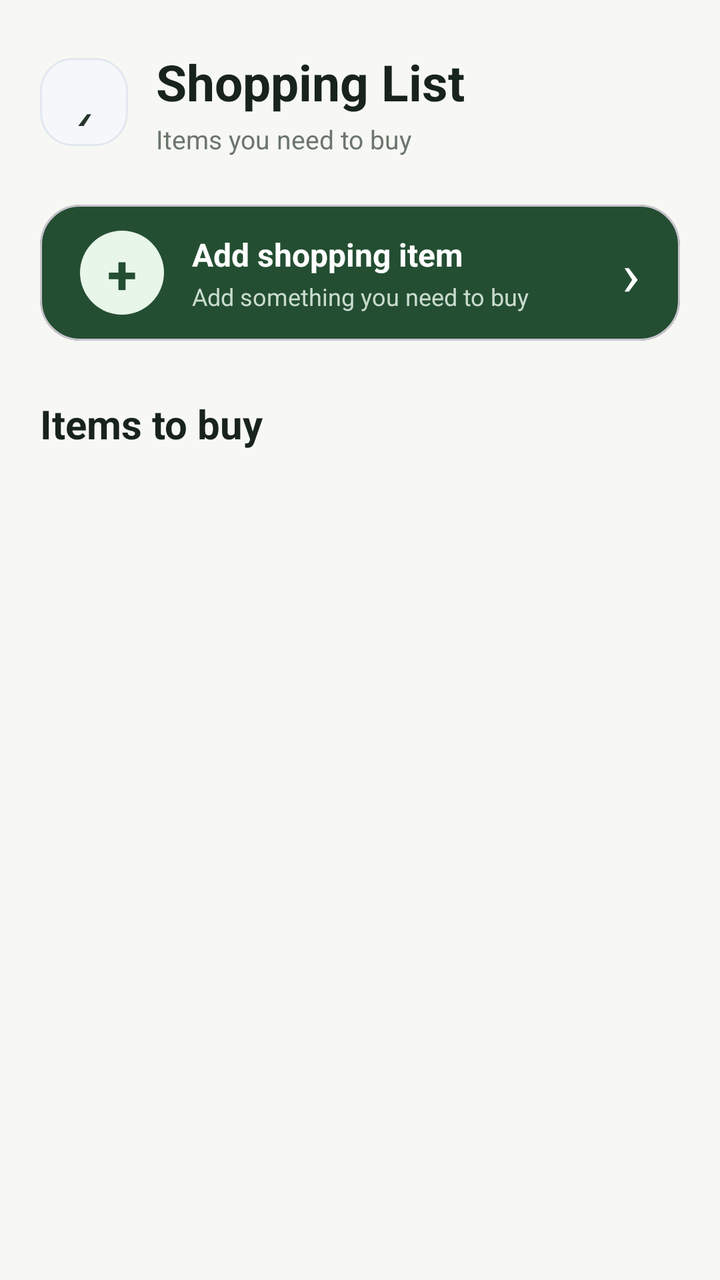
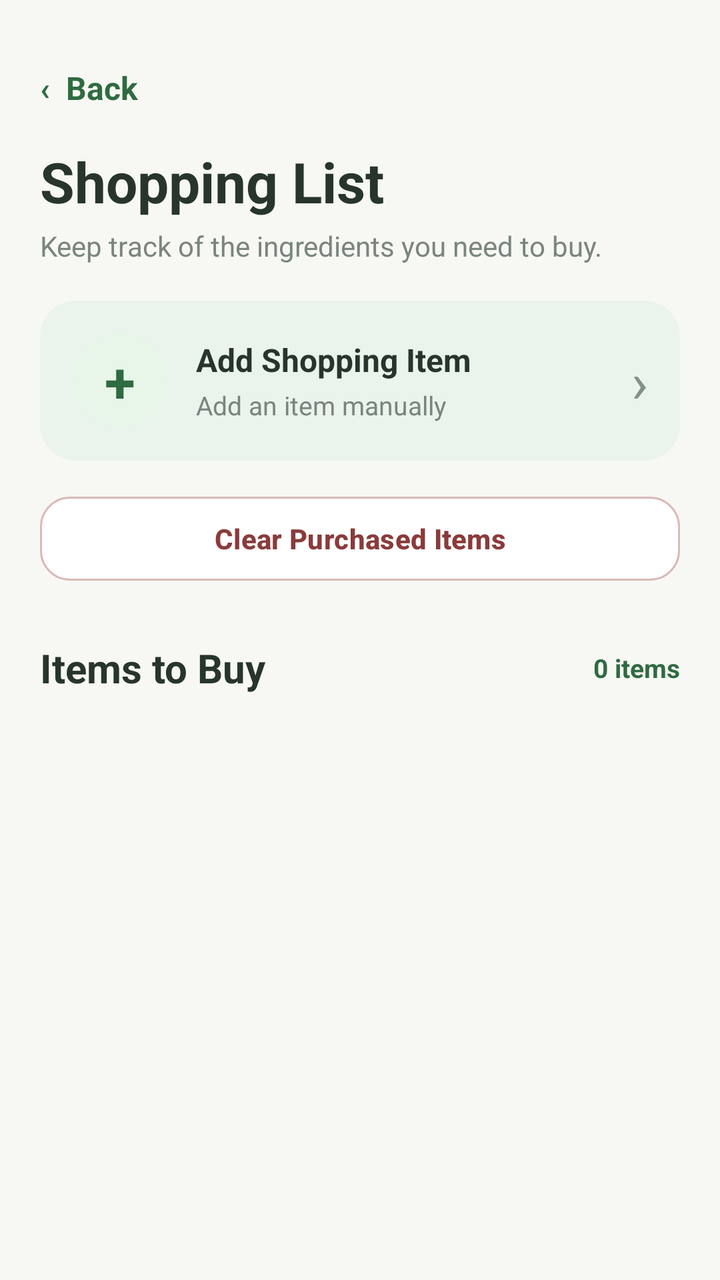

An Android layout rendered at two revisions. The XML below is the earlier revision; the diff shows what the commit changed to produce the second picture.
<!-- AndroidManifest.xml: application theme Theme.SmartPantryManager -->
<!-- res/layout/activity_shopping_list.xml -->
<?xml version="1.0" encoding="utf-8"?>
<androidx.constraintlayout.widget.ConstraintLayout
    xmlns:android="http://schemas.android.com/apk/res/android"
    xmlns:app="http://schemas.android.com/apk/res-auto"
    android:layout_width="match_parent"
    android:layout_height="match_parent"
    android:background="#F7F8F3">

    
    <LinearLayout
        android:id="@+id/shoppingHeader"
        android:layout_width="0dp"
        android:layout_height="wrap_content"
        android:gravity="center_vertical"
        android:orientation="horizontal"
        android:paddingStart="20dp"
        android:paddingTop="24dp"
        android:paddingEnd="20dp"
        android:paddingBottom="16dp"
        app:layout_constraintTop_toTopOf="parent"
        app:layout_constraintStart_toStartOf="parent"
        app:layout_constraintEnd_toEndOf="parent">

        
        <TextView
            android:id="@+id/backButton"
            android:layout_width="44dp"
            android:layout_height="44dp"
            android:background="@drawable/search_background"
            android:contentDescription="Go back"
            android:gravity="center"
            android:text="‹"
            android:textColor="#27352B"
            android:textSize="30sp" />

        
        <LinearLayout
            android:layout_width="0dp"
            android:layout_height="wrap_content"
            android:layout_marginStart="14dp"
            android:layout_weight="1"
            android:orientation="vertical">

            <TextView
                android:layout_width="wrap_content"
                android:layout_height="wrap_content"
                android:text="Shopping List"
                android:textColor="#17231B"
                android:textSize="25sp"
                android:textStyle="bold" />

            <TextView
                android:layout_width="wrap_content"
                android:layout_height="wrap_content"
                android:layout_marginTop="3dp"
                android:text="Items you need to buy"
                android:textColor="#6B756D"
                android:textSize="13sp" />

        </LinearLayout>

    </LinearLayout>


    
    <com.google.android.material.card.MaterialCardView
        android:id="@+id/addShoppingItemCard"
        android:layout_width="0dp"
        android:layout_height="68dp"
        android:layout_marginStart="20dp"
        android:layout_marginTop="8dp"
        android:layout_marginEnd="20dp"
        app:cardBackgroundColor="#244E32"
        app:cardCornerRadius="20dp"
        app:cardElevation="0dp"
        app:layout_constraintTop_toBottomOf="@id/shoppingHeader"
        app:layout_constraintStart_toStartOf="parent"
        app:layout_constraintEnd_toEndOf="parent">

        <LinearLayout
            android:layout_width="match_parent"
            android:layout_height="match_parent"
            android:gravity="center_vertical"
            android:orientation="horizontal"
            android:paddingStart="20dp"
            android:paddingEnd="20dp">

            <TextView
                android:layout_width="42dp"
                android:layout_height="42dp"
                android:background="@drawable/add_circle"
                android:gravity="center"
                android:text="+"
                android:textColor="#244E32"
                android:textSize="27sp"
                android:textStyle="bold" />

            <LinearLayout
                android:layout_width="0dp"
                android:layout_height="wrap_content"
                android:layout_marginStart="14dp"
                android:layout_weight="1"
                android:orientation="vertical">

                <TextView
                    android:layout_width="wrap_content"
                    android:layout_height="wrap_content"
                    android:text="Add shopping item"
                    android:textColor="#FFFFFF"
                    android:textSize="16sp"
                    android:textStyle="bold" />

                <TextView
                    android:layout_width="wrap_content"
                    android:layout_height="wrap_content"
                    android:layout_marginTop="2dp"
                    android:text="Add something you need to buy"
                    android:textColor="#C9DCCF"
                    android:textSize="12sp" />

            </LinearLayout>

            <TextView
                android:layout_width="wrap_content"
                android:layout_height="wrap_content"
                android:text="›"
                android:textColor="#FFFFFF"
                android:textSize="30sp" />

        </LinearLayout>

    </com.google.android.material.card.MaterialCardView>


    
    <TextView
        android:id="@+id/shoppingListTitle"
        android:layout_width="wrap_content"
        android:layout_height="wrap_content"
        android:layout_marginStart="20dp"
        android:layout_marginTop="28dp"
        android:text="Items to buy"
        android:textColor="#17231B"
        android:textSize="20sp"
        android:textStyle="bold"
        app:layout_constraintTop_toBottomOf="@id/addShoppingItemCard"
        app:layout_constraintStart_toStartOf="parent" />


    
    <androidx.recyclerview.widget.RecyclerView
        android:id="@+id/shoppingItemsRecyclerView"
        android:layout_width="0dp"
        android:layout_height="0dp"
        android:layout_marginStart="20dp"
        android:layout_marginTop="12dp"
        android:layout_marginEnd="20dp"
        android:layout_marginBottom="20dp"
        android:nestedScrollingEnabled="true"
        android:overScrollMode="never"
        app:layout_constraintTop_toBottomOf="@id/shoppingListTitle"
        app:layout_constraintBottom_toBottomOf="parent"
        app:layout_constraintStart_toStartOf="parent"
        app:layout_constraintEnd_toEndOf="parent" />


    
    <com.google.android.material.card.MaterialCardView
        android:id="@+id/emptyShoppingCard"
        android:layout_width="0dp"
        android:layout_height="150dp"
        android:layout_marginStart="20dp"
        android:layout_marginTop="20dp"
        android:layout_marginEnd="20dp"
        android:visibility="gone"
        app:cardBackgroundColor="#FFFFFF"
        app:cardCornerRadius="20dp"
        app:cardElevation="0dp"
        app:strokeColor="#E7EBE7"
        app:strokeWidth="1dp"
        app:layout_constraintTop_toBottomOf="@id/shoppingListTitle"
        app:layout_constraintStart_toStartOf="parent"
        app:layout_constraintEnd_toEndOf="parent">

        <LinearLayout
            android:layout_width="match_parent"
            android:layout_height="match_parent"
            android:gravity="center"
            android:orientation="vertical"
            android:padding="18dp">

            <TextView
                android:layout_width="55dp"
                android:layout_height="55dp"
                android:background="@drawable/empty_circle"
                android:gravity="center"
                android:text="🛒"
                android:textSize="23sp" />

            <TextView
                android:layout_width="wrap_content"
                android:layout_height="wrap_content"
                android:layout_marginTop="10dp"
                android:text="Your shopping list is empty"
                android:textColor="#27352B"
                android:textSize="16sp"
                android:textStyle="bold" />

            <TextView
                android:layout_width="wrap_content"
                android:layout_height="wrap_content"
                android:layout_marginTop="4dp"
                android:text="Add items you need to buy."
                android:textColor="#7A857E"
                android:textSize="13sp" />

        </LinearLayout>

    </com.google.android.material.card.MaterialCardView>

</androidx.constraintlayout.widget.ConstraintLayout>
<!-- resources referenced by this layout -->
<resources>
  <!-- drawable add_circle (drawable) -->
  <?xml version="1.0" encoding="utf-8"?>
  <shape xmlns:android="http://schemas.android.com/apk/res/android"
      android:shape="oval">
  
      <solid android:color="#E8F5E9" />
  
  </shape>
  <!-- drawable empty_circle (drawable) -->
  <?xml version="1.0" encoding="utf-8"?>
  <shape xmlns:android="http://schemas.android.com/apk/res/android"
      android:shape="oval">
  
      <solid android:color="#F1F5F9" />
  
  </shape>
  <!-- drawable search_background (drawable) -->
  <?xml version="1.0" encoding="utf-8"?>
  <shape xmlns:android="http://schemas.android.com/apk/res/android"
      android:shape="rectangle">
  
      <solid android:color="#F5F7FA" />
  
      <corners android:radius="16dp" />
  
      <stroke
          android:width="1dp"
          android:color="#E2E8F0" />
  
      <padding
          android:left="16dp"
          android:top="10dp"
          android:right="16dp"
          android:bottom="10dp" />
  
  </shape>
  <style name="Theme.SmartPantryManager" parent="Base.Theme.SmartPantryManager" />
  <style name="Base.Theme.SmartPantryManager" parent="Theme.Material3.DayNight.NoActionBar">
          
          
      </style>
</resources>

<!-- the commit's change to res/layout/activity_shopping_list.xml (unified diff, before → after) -->
@@ -6,216 +6,218 @@
     android:layout_height="match_parent"
     android:background="#F7F8F3">
 
-    
-    <LinearLayout
-        android:id="@+id/shoppingHeader"
+    <ScrollView
         android:layout_width="0dp"
-        android:layout_height="wrap_content"
-        android:gravity="center_vertical"
-        android:orientation="horizontal"
-        android:paddingStart="20dp"
-        android:paddingTop="24dp"
-        android:paddingEnd="20dp"
-        android:paddingBottom="16dp"
+        android:layout_height="0dp"
+        android:fillViewport="true"
+        android:clipToPadding="false"
+        android:paddingBottom="24dp"
         app:layout_constraintTop_toTopOf="parent"
+        app:layout_constraintBottom_toBottomOf="parent"
         app:layout_constraintStart_toStartOf="parent"
         app:layout_constraintEnd_toEndOf="parent">
 
-        
-        <TextView
-            android:id="@+id/backButton"
-            android:layout_width="44dp"
-            android:layout_height="44dp"
-            android:background="@drawable/search_background"
-            android:contentDescription="Go back"
-            android:gravity="center"
-            android:text="‹"
-            android:textColor="#27352B"
-            android:textSize="30sp" />
-
-        
-        <LinearLayout
-            android:layout_width="0dp"
-            android:layout_height="wrap_content"
-            android:layout_marginStart="14dp"
-            android:layout_weight="1"
-            android:orientation="vertical">
-
-            <TextView
-                android:layout_width="wrap_content"
-                android:layout_height="wrap_content"
-                android:text="Shopping List"
-                android:textColor="#17231B"
-                android:textSize="25sp"
-                android:textStyle="bold" />
-
-            <TextView
-                android:layout_width="wrap_content"
-                android:layout_height="wrap_content"
-                android:layout_marginTop="3dp"
-                android:text="Items you need to buy"
-                android:textColor="#6B756D"
-                android:textSize="13sp" />
-
-        </LinearLayout>
-
-    </LinearLayout>
-
-
-    
-    <com.google.android.material.card.MaterialCardView
-        android:id="@+id/addShoppingItemCard"
-        android:layout_width="0dp"
-        android:layout_height="68dp"
-        android:layout_marginStart="20dp"
-        android:layout_marginTop="8dp"
-        android:layout_marginEnd="20dp"
-        app:cardBackgroundColor="#244E32"
-        app:cardCornerRadius="20dp"
-        app:cardElevation="0dp"
-        app:layout_constraintTop_toBottomOf="@id/shoppingHeader"
-        app:layout_constraintStart_toStartOf="parent"
-        app:layout_constraintEnd_toEndOf="parent">
-
         <LinearLayout
             android:layout_width="match_parent"
-            android:layout_height="match_parent"
-            android:gravity="center_vertical"
-            android:orientation="horizontal"
-            android:paddingStart="20dp"
-            android:paddingEnd="20dp">
-
+            android:layout_height="wrap_content"
+            android:orientation="vertical"
+            android:padding="20dp">
+
+            
             <TextView
-                android:layout_width="42dp"
-                android:layout_height="42dp"
-                android:background="@drawable/add_circle"
-                android:gravity="center"
-                android:text="+"
-                android:textColor="#244E32"
-                android:textSize="27sp"
-                android:textStyle="bold" />
-
-            <LinearLayout
-                android:layout_width="0dp"
-                android:layout_height="wrap_content"
-                android:layout_marginStart="14dp"
-                android:layout_weight="1"
-                android:orientation="vertical">
-
-                <TextView
-                    android:layout_width="wrap_content"
-                    android:layout_height="wrap_content"
-                    android:text="Add shopping item"
-                    android:textColor="#FFFFFF"
-                    android:textSize="16sp"
-                    android:textStyle="bold" />
-
-                <TextView
-                    android:layout_width="wrap_content"
-                    android:layout_height="wrap_content"
-                    android:layout_marginTop="2dp"
-                    android:text="Add something you need to buy"
-                    android:textColor="#C9DCCF"
-                    android:textSize="12sp" />
-
-            </LinearLayout>
-
-            <TextView
+                android:id="@+id/backButton"
                 android:layout_width="wrap_content"
-                android:layout_height="wrap_content"
-                android:text="›"
-                android:textColor="#FFFFFF"
-                android:textSize="30sp" />
-
-        </LinearLayout>
-
-    </com.google.android.material.card.MaterialCardView>
-
-
-    
-    <TextView
-        android:id="@+id/shoppingListTitle"
-        android:layout_width="wrap_content"
-        android:layout_height="wrap_content"
-        android:layout_marginStart="20dp"
-        android:layout_marginTop="28dp"
-        android:text="Items to buy"
-        android:textColor="#17231B"
-        android:textSize="20sp"
-        android:textStyle="bold"
-        app:layout_constraintTop_toBottomOf="@id/addShoppingItemCard"
-        app:layout_constraintStart_toStartOf="parent" />
-
-
-    
-    <androidx.recyclerview.widget.RecyclerView
-        android:id="@+id/shoppingItemsRecyclerView"
-        android:layout_width="0dp"
-        android:layout_height="0dp"
-        android:layout_marginStart="20dp"
-        android:layout_marginTop="12dp"
-        android:layout_marginEnd="20dp"
-        android:layout_marginBottom="20dp"
-        android:nestedScrollingEnabled="true"
-        android:overScrollMode="never"
-        app:layout_constraintTop_toBottomOf="@id/shoppingListTitle"
-        app:layout_constraintBottom_toBottomOf="parent"
-        app:layout_constraintStart_toStartOf="parent"
-        app:layout_constraintEnd_toEndOf="parent" />
-
-
-    
-    <com.google.android.material.card.MaterialCardView
-        android:id="@+id/emptyShoppingCard"
-        android:layout_width="0dp"
-        android:layout_height="150dp"
-        android:layout_marginStart="20dp"
-        android:layout_marginTop="20dp"
-        android:layout_marginEnd="20dp"
-        android:visibility="gone"
-        app:cardBackgroundColor="#FFFFFF"
-        app:cardCornerRadius="20dp"
-        app:cardElevation="0dp"
-        app:strokeColor="#E7EBE7"
-        app:strokeWidth="1dp"
-        app:layout_constraintTop_toBottomOf="@id/shoppingListTitle"
-        app:layout_constraintStart_toStartOf="parent"
-        app:layout_constraintEnd_toEndOf="parent">
-
-        <LinearLayout
-            android:layout_width="match_parent"
-            android:layout_height="match_parent"
-            android:gravity="center"
-            android:orientation="vertical"
-            android:padding="18dp">
-
-            <TextView
-                android:layout_width="55dp"
-                android:layout_height="55dp"
-                android:background="@drawable/empty_circle"
-                android:gravity="center"
-                android:text="🛒"
-                android:textSize="23sp" />
-
-            <TextView
-                android:layout_width="wrap_content"
-                android:layout_height="wrap_content"
-                android:layout_marginTop="10dp"
-                android:text="Your shopping list is empty"
-                android:textColor="#27352B"
+                android:layout_height="48dp"
+                android:gravity="center_vertical"
+                android:text="‹  Back"
+                android:textColor="#2F6B42"
                 android:textSize="16sp"
                 android:textStyle="bold" />
 
+            
             <TextView
-                android:layout_width="wrap_content"
+                android:layout_width="match_parent"
                 android:layout_height="wrap_content"
                 android:layout_marginTop="4dp"
-                android:text="Add items you need to buy."
+                android:text="Shopping List"
+                android:textColor="#27352B"
+                android:textSize="28sp"
+                android:textStyle="bold" />
+
+            <TextView
+                android:layout_width="match_parent"
+                android:layout_height="wrap_content"
+                android:layout_marginTop="4dp"
+                android:text="Keep track of the ingredients you need to buy."
                 android:textColor="#7A857E"
-                android:textSize="13sp" />
+                android:textSize="14sp" />
+
+            
+            <com.google.android.material.card.MaterialCardView
+                android:id="@+id/addShoppingItemCard"
+                android:layout_width="match_parent"
+                android:layout_height="wrap_content"
+                android:layout_marginTop="18dp"
+                android:clickable="true"
+                android:focusable="true"
+                android:foreground="?attr/selectableItemBackground"
+                app:cardBackgroundColor="#EAF3EC"
+                app:cardCornerRadius="18dp"
+                app:strokeWidth="0dp">
+
+                <LinearLayout
+                    android:layout_width="match_parent"
+                    android:layout_height="wrap_content"
+                    android:gravity="center_vertical"
+                    android:orientation="horizontal"
+                    android:padding="16dp">
+
+                    <TextView
+                        android:layout_width="48dp"
+                        android:layout_height="48dp"
+                        android:background="@drawable/icon_circle_green"
+                        android:gravity="center"
+                        android:text="+"
+                        android:textColor="#2F6B42"
+                        android:textSize="28sp"
+                        android:textStyle="bold" />
+
+                    <LinearLayout
+                        android:layout_width="0dp"
+                        android:layout_height="wrap_content"
+                        android:layout_marginStart="14dp"
+                        android:layout_weight="1"
+                        android:orientation="vertical">
+
+                        <TextView
+                            android:layout_width="wrap_content"
+                            android:layout_height="wrap_content"
+                            android:text="Add Shopping Item"
+                            android:textColor="#27352B"
+                            android:textSize="16sp"
+                            android:textStyle="bold" />
+
+                        <TextView
+                            android:layout_width="wrap_content"
+                            android:layout_height="wrap_content"
+                            android:layout_marginTop="3dp"
+                            android:text="Add an item manually"
+                            android:textColor="#7A857E"
+                            android:textSize="13sp" />
+
+                    </LinearLayout>
+
+                    <TextView
+                        android:layout_width="wrap_content"
+                        android:layout_height="wrap_content"
+                        android:text="›"
+                        android:textColor="#839087"
+                        android:textSize="28sp" />
+
+                </LinearLayout>
+
+            </com.google.android.material.card.MaterialCardView>
+
+            
+            <com.google.android.material.button.MaterialButton
+                android:id="@+id/clearPurchasedButton"
+                android:layout_width="match_parent"
+                android:layout_height="50dp"
+                android:layout_marginTop="14dp"
+                android:text="Clear Purchased Items"
+                android:textAllCaps="false"
+                android:textColor="#8A3B3B"
+                android:textSize="14sp"
+                android:textStyle="bold"
+                app:backgroundTint="#FFFFFF"
+                app:cornerRadius="15dp"
+                app:strokeColor="#D9B9B9"
+                app:strokeWidth="1dp" />
+
+            
+            <LinearLayout
+                android:layout_width="match_parent"
+                android:layout_height="wrap_content"
+                android:layout_marginTop="26dp"
+                android:gravity="center_vertical"
+                android:orientation="horizontal">
+
+                <TextView
+                    android:id="@+id/shoppingListTitle"
+                    android:layout_width="0dp"
+                    android:layout_height="wrap_content"
+                    android:layout_weight="1"
+                    android:text="Items to Buy"
+                    android:textColor="#27352B"
+                    android:textSize="20sp"
+                    android:textStyle="bold" />
+
+                <TextView
+                    android:id="@+id/shoppingListCount"
+                    android:layout_width="wrap_content"
+                    android:layout_height="wrap_content"
+                    android:text="0 items"
+                    android:textColor="#2F6B42"
+                    android:textSize="13sp"
+                    android:textStyle="bold" />
+
+            </LinearLayout>
+
+            
+            <androidx.recyclerview.widget.RecyclerView
+                android:id="@+id/shoppingItemsRecyclerView"
+                android:layout_width="match_parent"
+                android:layout_height="wrap_content"
+                android:layout_marginTop="12dp"
+                android:nestedScrollingEnabled="false" />
+
+            
+            <com.google.android.material.card.MaterialCardView
+                android:id="@+id/emptyShoppingCard"
+                android:layout_width="match_parent"
+                android:layout_height="wrap_content"
+                android:layout_marginTop="12dp"
+                android:visibility="gone"
+                app:cardBackgroundColor="#FFFFFF"
+                app:cardCornerRadius="18dp"
+                app:strokeWidth="0dp">
+
+                <LinearLayout
+                    android:layout_width="match_parent"
+                    android:layout_height="wrap_content"
+                    android:gravity="center"
+                    android:orientation="vertical"
+                    android:padding="28dp">
+
+                    <TextView
+                        android:layout_width="wrap_content"
+                        android:layout_height="wrap_content"
+                        android:text="🛒"
+                        android:textSize="32sp" />
+
+                    <TextView
+                        android:layout_width="wrap_content"
+                        android:layout_height="wrap_content"
+                        android:layout_marginTop="10dp"
+                        android:text="Your shopping list is empty"
+                        android:textColor="#27352B"
+                        android:textSize="17sp"
+                        android:textStyle="bold" />
+
+                    <TextView
+                        android:layout_width="wrap_content"
+                        android:layout_height="wrap_content"
+                        android:layout_marginTop="5dp"
+                        android:text="Add ingredients you need to buy."
+                        android:textColor="#7A857E"
+                        android:textSize="13sp" />
+
+                </LinearLayout>
+
+            </com.google.android.material.card.MaterialCardView>
 
         </LinearLayout>
 
-    </com.google.android.material.card.MaterialCardView>
+    </ScrollView>
 
 </androidx.constraintlayout.widget.ConstraintLayout>
<!-- resource entries referenced after the edit -->
@@ -1,39 +1,11 @@
 <!-- resources referenced by this layout -->
 <resources>
-  <!-- drawable add_circle (drawable) -->
+  <!-- drawable icon_circle_green (drawable) -->
   <?xml version="1.0" encoding="utf-8"?>
   <shape xmlns:android="http://schemas.android.com/apk/res/android"
       android:shape="oval">
   
       <solid android:color="#E8F5E9" />
-  
-  </shape>
-  <!-- drawable empty_circle (drawable) -->
-  <?xml version="1.0" encoding="utf-8"?>
-  <shape xmlns:android="http://schemas.android.com/apk/res/android"
-      android:shape="oval">
-  
-      <solid android:color="#F1F5F9" />
-  
-  </shape>
-  <!-- drawable search_background (drawable) -->
-  <?xml version="1.0" encoding="utf-8"?>
-  <shape xmlns:android="http://schemas.android.com/apk/res/android"
-      android:shape="rectangle">
-  
-      <solid android:color="#F5F7FA" />
-  
-      <corners android:radius="16dp" />
-  
-      <stroke
-          android:width="1dp"
-          android:color="#E2E8F0" />
-  
-      <padding
-          android:left="16dp"
-          android:top="10dp"
-          android:right="16dp"
-          android:bottom="10dp" />
   
   </shape>
   <style name="Theme.SmartPantryManager" parent="Base.Theme.SmartPantryManager" />
